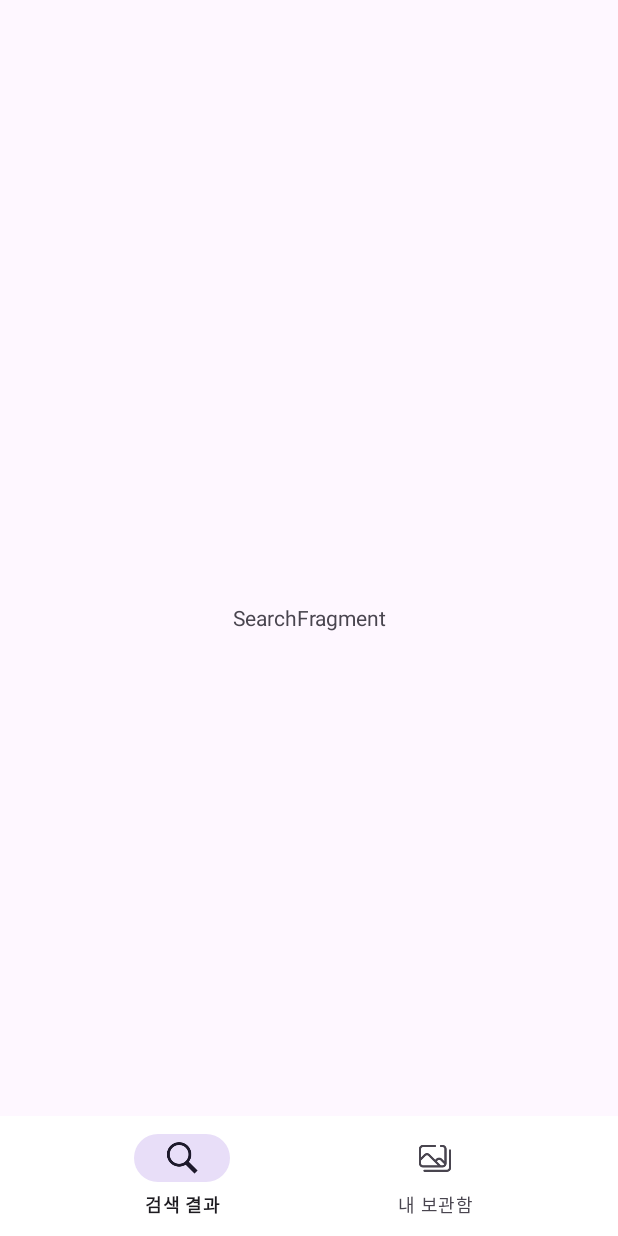
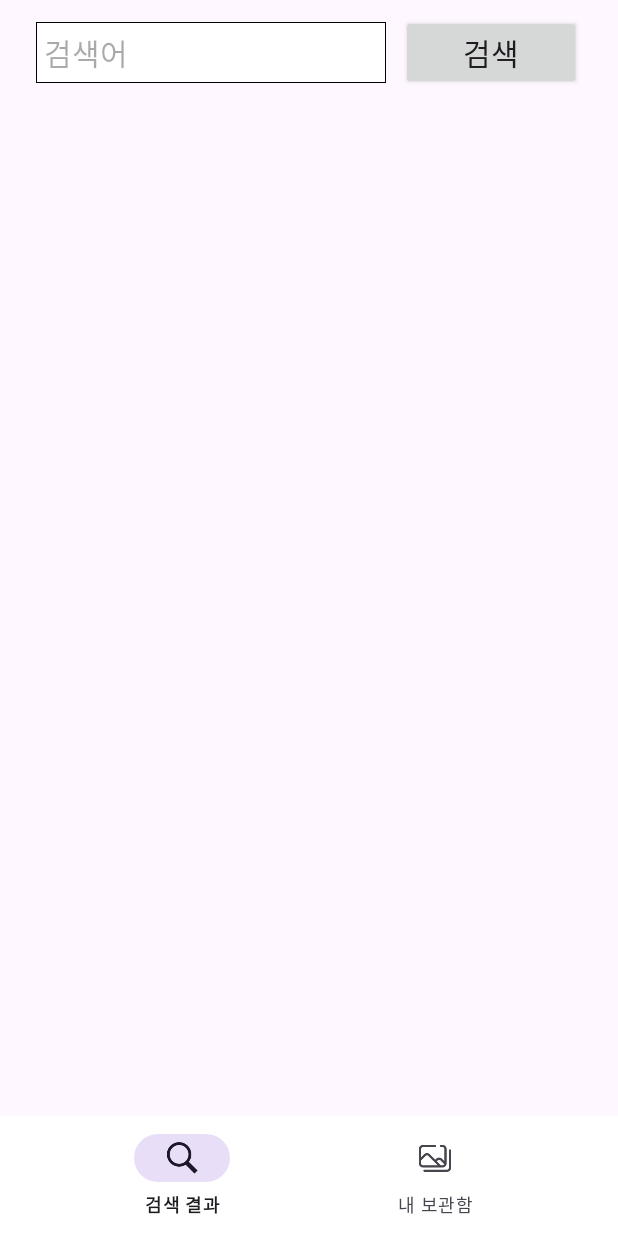
Before and after one commit to Dyaoss/MyRealImageSearch, an Android app: the screen it shows after launch (MainActivity), on a phone screen of 412 x 824 dp. Run offline under Robolectric (Android 15) with nearby library versions, the phone set to English and light mode, and no system bars.

Commit message:
feat: recyclerview 레이아웃 구성

```diff
--- /dev/null
+++ b/app/src/main/res/drawable/et_border.xml
@@ -0,0 +1,21 @@
+<?xml version="1.0" encoding="utf-8"?>
+<layer-list xmlns:android="http://schemas.android.com/apk/res/android">
+
+    <item>
+        <shape android:shape="rectangle">
+            <solid android:color="@color/black"/>
+        </shape>
+    </item>
+
+    <item android:top="1dp"
+        android:left="1dp"
+        android:right="1dp"
+        android:bottom="1dp">
+
+        <shape android:shape="rectangle">
+            <solid android:color="@color/white"/>
+        </shape>
+    </item>
+
+
+</layer-list>
--- a/app/src/main/res/layout/fragment_search.xml
+++ b/app/src/main/res/layout/fragment_search.xml
@@ -1,15 +1,61 @@
 <?xml version="1.0" encoding="utf-8"?>
 <FrameLayout xmlns:android="http://schemas.android.com/apk/res/android"
+    xmlns:app="http://schemas.android.com/apk/res-auto"
     xmlns:tools="http://schemas.android.com/tools"
     android:layout_width="match_parent"
     android:layout_height="match_parent"
     tools:context=".presentation.search.SearchFragment">
 
-    <!-- TODO: Update blank fragment layout -->
-    <TextView
+    <androidx.constraintlayout.widget.ConstraintLayout
         android:layout_width="match_parent"
-        android:layout_height="match_parent"
-        android:text="SearchFragment"
-        android:gravity="center"/>
+        android:layout_height="match_parent">
+
+        <LinearLayout
+            android:id="@+id/search_bar_layout"
+            android:layout_width="match_parent"
+            android:layout_height="50dp"
+            android:layout_margin="10dp"
+            android:baselineAligned="false"
+            android:gravity="center"
+            android:orientation="horizontal"
+            app:layout_constraintEnd_toEndOf="parent"
+            app:layout_constraintStart_toStartOf="parent"
+            app:layout_constraintTop_toTopOf="parent">
+
+            <EditText
+                android:id="@+id/et_search_input"
+                android:layout_width="wrap_content"
+                android:layout_height="wrap_content"
+                android:background="@drawable/et_border"
+                android:ems="10"
+                android:hint="검색어"
+                android:padding="5dp"
+                android:textSize="20sp" />
+
+            <android.widget.Button
+                android:id="@+id/btn_search"
+                android:layout_width="120dp"
+                android:layout_height="wrap_content"
+                android:layout_marginStart="10dp"
+                android:text="검색"
+                android:textSize="20sp" />
+        </LinearLayout>
+
+        <androidx.recyclerview.widget.RecyclerView
+            android:id="@+id/rv_search_result_list"
+            android:layout_width="match_parent"
+            android:layout_height="0dp"
+            android:layout_marginTop="20dp"
+            android:orientation="vertical"
+            app:layoutManager="androidx.recyclerview.widget.GridLayoutManager"
+            app:layout_constraintBottom_toBottomOf="parent"
+            app:layout_constraintEnd_toEndOf="parent"
+            app:layout_constraintStart_toStartOf="parent"
+            app:layout_constraintTop_toBottomOf="@id/search_bar_layout"
+            app:spanCount="2"
+            tools:listitem="@layout/item_recyclerview" />
+
+
+    </androidx.constraintlayout.widget.ConstraintLayout>
 
 </FrameLayout>
--- a/app/src/main/res/values/colors.xml
+++ b/app/src/main/res/values/colors.xml
@@ -2,4 +2,5 @@
 <resources>
     <color name="black">#FF000000</color>
     <color name="white">#FFFFFFFF</color>
+    <color name="gray">#FF888888</color>
 </resources>
```
Also changed, not shown: app/src/main/res/layout/fragment_my_pick.xml (+4 -4 lines), app/src/main/res/layout/item_recyclerview.xml (added, +43 -0 lines), app/src/main/res/drawable/image_sample.jpeg (added).
